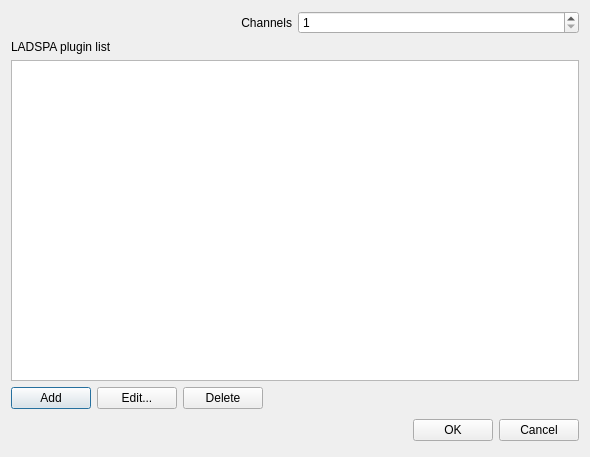
Before: the Qt Designer form ui/ladspalistdialog.ui in kernel1024/aplugedit, drawn with Qt 5.
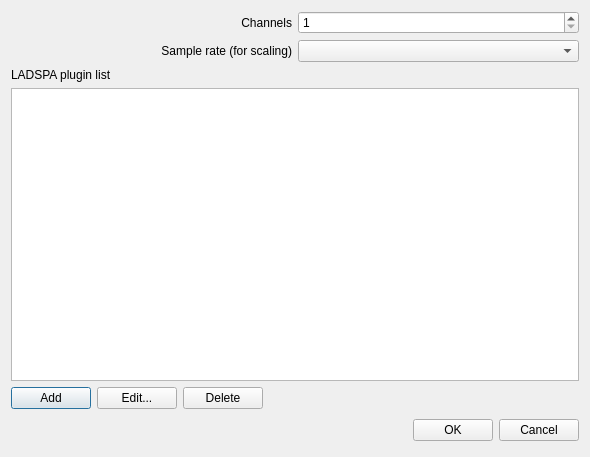
After: the same form once the commit is applied.

Diff of the .ui file:
```diff
--- a/ui/ladspalistdialog.ui
+++ b/ui/ladspalistdialog.ui
@@ -15,8 +15,8 @@
   </property>
   <layout class="QVBoxLayout" name="verticalLayout_2">
    <item>
-    <layout class="QHBoxLayout" name="horizontalLayout_2">
-     <item>
+    <layout class="QGridLayout" name="gridLayout">
+     <item row="0" column="0">
       <widget class="QLabel" name="label">
        <property name="text">
         <string>Channels</string>
@@ -29,13 +29,33 @@
        </property>
       </widget>
      </item>
-     <item>
+     <item row="0" column="1">
       <widget class="QSpinBox" name="spinChannels">
        <property name="minimum">
         <number>1</number>
        </property>
       </widget>
      </item>
+     <item row="1" column="0">
+      <widget class="QLabel" name="label_3">
+       <property name="text">
+        <string>Sample rate (for scaling)</string>
+       </property>
+       <property name="alignment">
+        <set>Qt::AlignRight|Qt::AlignTrailing|Qt::AlignVCenter</set>
+       </property>
+       <property name="buddy">
+        <cstring>comboSampleRate</cstring>
+       </property>
+      </widget>
+     </item>
+     <item row="1" column="1">
+      <widget class="QComboBox" name="comboSampleRate">
+       <property name="toolTip">
+        <string>This sample rate used for LADSPA plugins parameter calculations</string>
+       </property>
+      </widget>
+     </item>
     </layout>
    </item>
    <item>
```
Left out of the diff: 1 changed line with no effect on the pictures.
